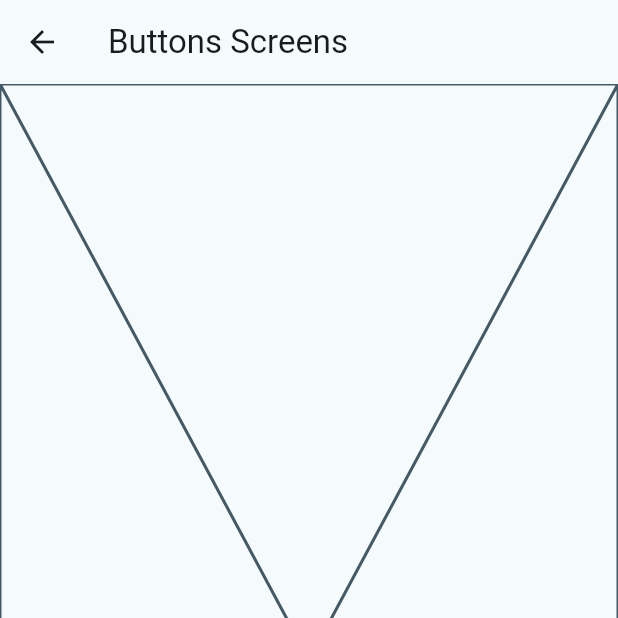
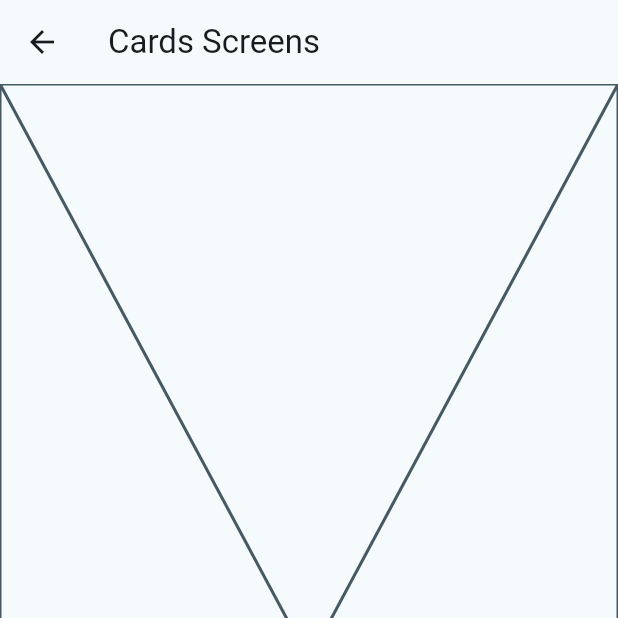
Before and after one commit to Jorge09829985/Proyecto-final-secci-n-9, a Flutter app: the screen it shows after launch, after a tap on "Botones", on a phone screen of 412 x 824 dp, the top half of it. Run offline on Flutter 3.47's test engine with Material 3 defaults, Android fonts, the phone set to English and light mode, and no system bars; our stand-ins replace go_router.

Commit message:
rutas configuradas

```diff
--- a/lib/config/menu/menu_items.dart
+++ b/lib/config/menu/menu_items.dart
@@ -26,7 +26,7 @@ const appMenuItems = <MenuItem>[
    MenuItem(
     title: 'Tarjetas',
     subTitle: 'un contenedor estilizado',
-    link: '/card',
+    link: '/cards',
     icon: Icons.credit_card
   ),
 ];
--- /dev/null
+++ b/lib/config/router/app_router.dart
@@ -0,0 +1,23 @@
+import 'package:go_router/go_router.dart';
+import 'package:widgets_app/presentation/screens/screens.dart';
+
+// GoRouter configuration
+final appRouter = GoRouter(
+  initialLocation: '/',
+  routes: [
+    GoRoute(
+      path: '/',
+      builder: (context, state) => const HomeScreen(),
+    ),
+
+    GoRoute(
+      path: '/buttons',
+      builder: (context, state) => const CardsScreens(),
+    ),
+
+    GoRoute(
+      path: '/cards',
+      builder: (context, state) => const ButtonsScreens(),
+    ),
+  ],
+);
--- a/lib/main.dart
+++ b/lib/main.dart
@@ -1,6 +1,6 @@
 import 'package:flutter/material.dart';
+import 'package:widgets_app/config/router/app_router.dart';
 import 'package:widgets_app/config/theme/app_theme.dart';
-import 'package:widgets_app/presentation/screens/home/home_screen.dart';
 
 void main() {
   runApp(const MainApp());
@@ -11,10 +11,10 @@ class MainApp extends StatelessWidget {
 
   @override
   Widget build(BuildContext context) {
-    return MaterialApp(
+    return MaterialApp.router(
+      routerConfig: appRouter,
       debugShowCheckedModeBanner: false,
       theme: AppTheme(selectedColor: 1).getTheme(),
-      home: const HomeScreen()
     );
   }
 }
--- a/lib/presentation/screens/home/home_screen.dart
+++ b/lib/presentation/screens/home/home_screen.dart
@@ -1,6 +1,6 @@
 import 'package:flutter/material.dart';
+import 'package:go_router/go_router.dart';
 import 'package:widgets_app/config/menu/menu_items.dart';
-import 'package:widgets_app/presentation/screens/buttons/buttons_screens.dart';
 
 class HomeScreen extends StatelessWidget {
   const HomeScreen({super.key});
@@ -53,11 +53,13 @@ class _CustomListTile extends StatelessWidget {
       subtitle: Text(menuItem.subTitle),
       onTap: (){
 
-        Navigator.of(context).push(
-          MaterialPageRoute(
-            builder: (context) => const ButtonsScreens(),
-          ),
-        );
+       // Navigator.of(context).push(
+        // MaterialPageRoute(
+         //   builder: (context) => const ButtonsScreens(),
+          //),
+       // );
+
+       context.push(menuItem.link);
 
       },
     );
--- /dev/null
+++ b/lib/presentation/screens/screens.dart
@@ -0,0 +1,3 @@
+export 'package:widgets_app/presentation/screens/buttons/buttons_screens.dart';
+export 'package:widgets_app/presentation/screens/cards/card_screens.dart';
+export 'package:widgets_app/presentation/screens/home/home_screen.dart';
--- a/pubspec.yaml
+++ b/pubspec.yaml
@@ -9,6 +9,7 @@ environment:
 dependencies:
   flutter:
     sdk: flutter
+  go_router: ^17.0.0
 
 dev_dependencies:
   flutter_test:
```
Also changed, not shown: pubspec.lock.
